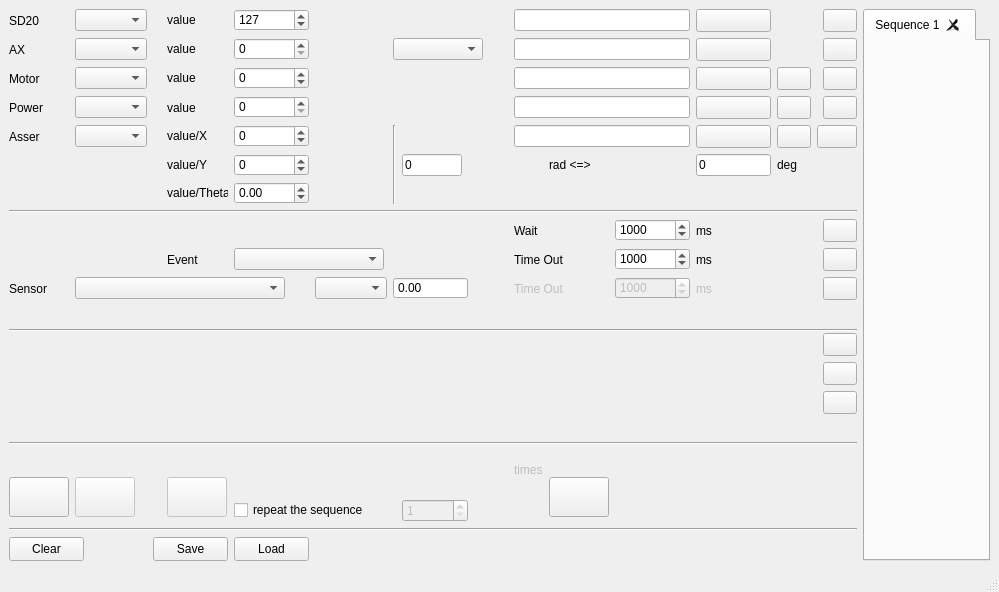
Old version of the form PluginModules/ActuatorSequencer/ihm_ActuatorSequencer.ui in the repository CRLG/LABOTBOX.
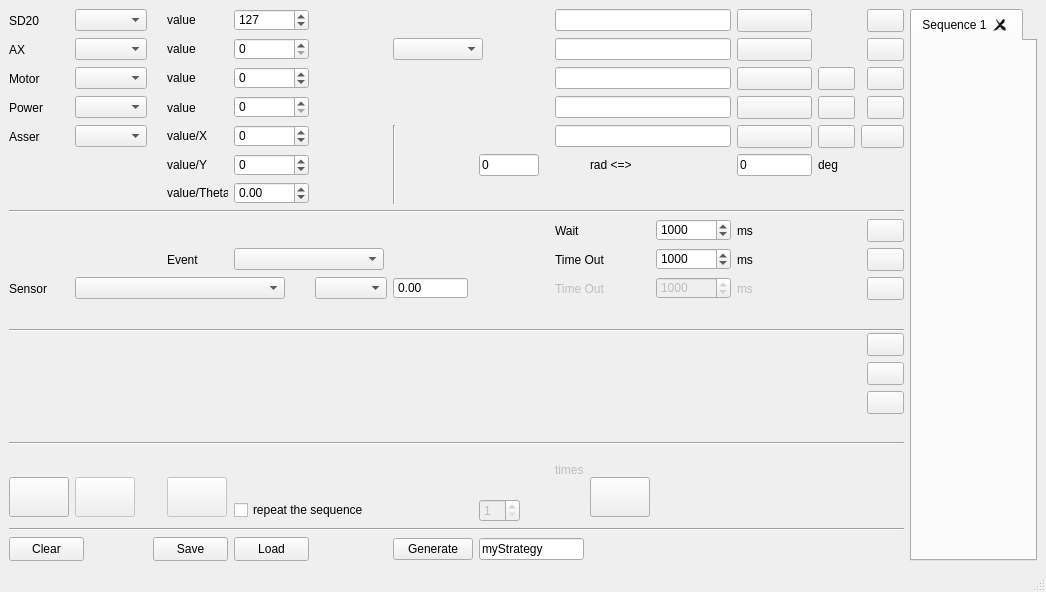
New version of the form. Icons and pictures are not drawn.

Commit message: Ajout d'un générateur de machine à états finis au plugin Actuator Sequencer. A finaliser lors du choix définitif du remplacant de Yakindu.

Patch:
```diff
--- a/PluginModules/ActuatorSequencer/ihm_ActuatorSequencer.ui
+++ b/PluginModules/ActuatorSequencer/ihm_ActuatorSequencer.ui
@@ -6,7 +6,7 @@
    <rect>
     <x>0</x>
     <y>0</y>
-    <width>999</width>
+    <width>1046</width>
     <height>592</height>
    </rect>
   </property>
@@ -1279,6 +1279,20 @@
       </property>
      </widget>
     </item>
+    <item row="20" column="6">
+     <widget class="QPushButton" name="pB_Generate">
+      <property name="text">
+       <string>Generate</string>
+      </property>
+     </widget>
+    </item>
+    <item row="20" column="7" colspan="3">
+     <widget class="QLineEdit" name="strategyName">
+      <property name="text">
+       <string>myStrategy</string>
+      </property>
+     </widget>
+    </item>
    </layout>
   </widget>
   <widget class="QMenuBar" name="menubar">
```
Left out of the diff: 2 changed lines with no effect on the pictures. The commit also changes 2 other files.
